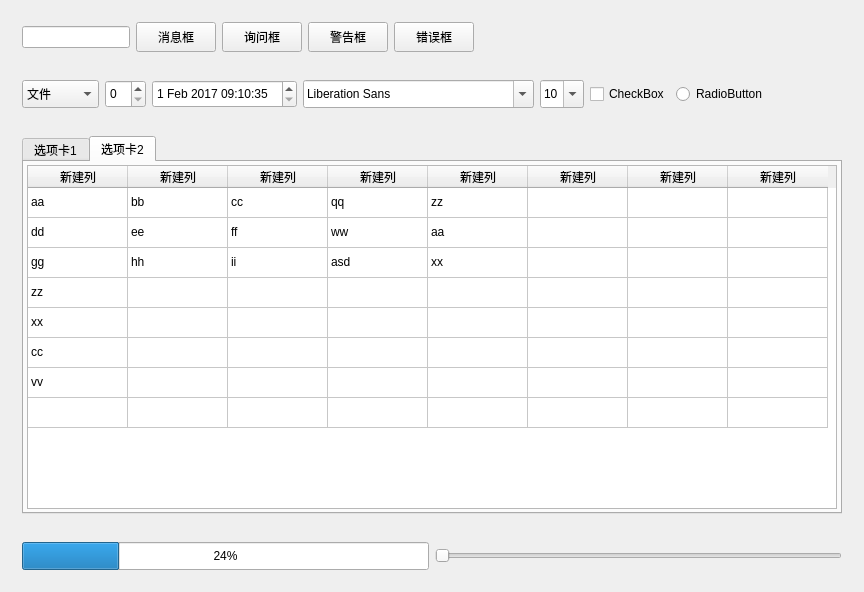
Old version of the form QLeonApplication/LeonWgt.ui in the repository xmlhh/QMGUILIB.
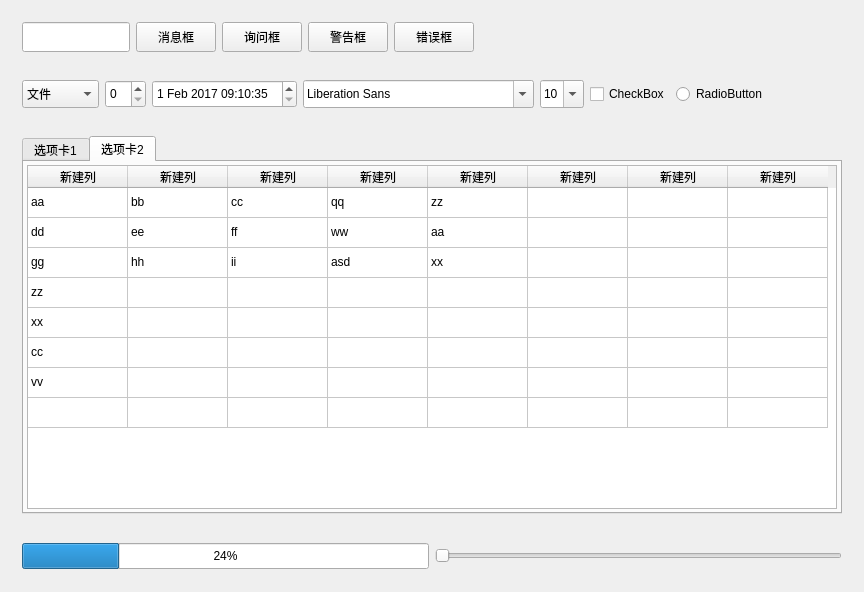
New version of the form.

Commit message: 使用公共方法

Patch:
```diff
--- a/QLeonApplication/LeonWgt.ui
+++ b/QLeonApplication/LeonWgt.ui
@@ -20,11 +20,17 @@
       <item>
        <widget class="QLineEdit" name="m_pSearchEdit">
         <property name="sizePolicy">
-         <sizepolicy hsizetype="Fixed" vsizetype="Fixed">
+         <sizepolicy hsizetype="Fixed" vsizetype="Preferred">
           <horstretch>0</horstretch>
           <verstretch>0</verstretch>
          </sizepolicy>
         </property>
+        <property name="minimumSize">
+         <size>
+          <width>0</width>
+          <height>28</height>
+         </size>
+        </property>
        </widget>
       </item>
       <item>
@@ -789,7 +795,7 @@
         <property name="minimumSize">
          <size>
           <width>0</width>
-          <height>28</height>
+          <height>26</height>
          </size>
         </property>
         <property name="value">
```
The commit also changes 1 other file.
